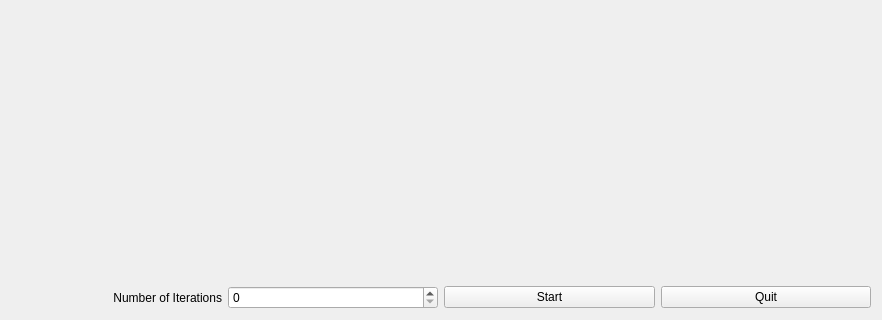
This is Aplikacja/Polak_Ribiere/mainwindow.ui in MacAndKaj/Theory_and_Methods_of_Optimization as Qt 5 draws it before an edit; both pictures show x 0 to 882 and y 276 to 596 of the 882 by 596 pixel window. The edited form follows.
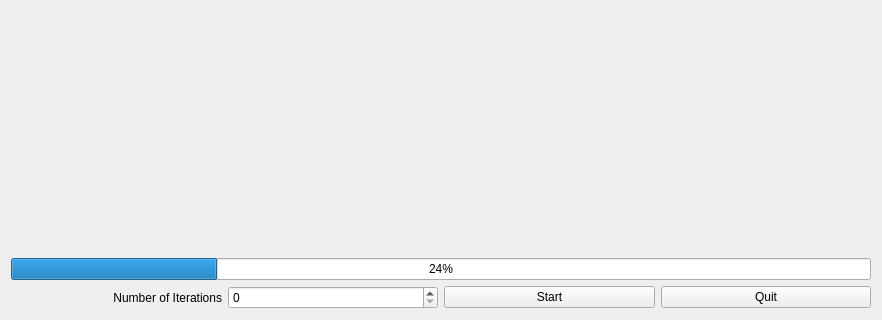
This is the edited form.

Patch:
```diff
--- a/Aplikacja/Polak_Ribiere/mainwindow.ui
+++ b/Aplikacja/Polak_Ribiere/mainwindow.ui
@@ -34,6 +34,13 @@
       </property>
      </spacer>
     </item>
+    <item>
+     <widget class="QProgressBar" name="progressBar_computing">
+      <property name="value">
+       <number>24</number>
+      </property>
+     </widget>
+    </item>
     <item>
      <layout class="QHBoxLayout" name="horizontalLayout">
       <item>
```
